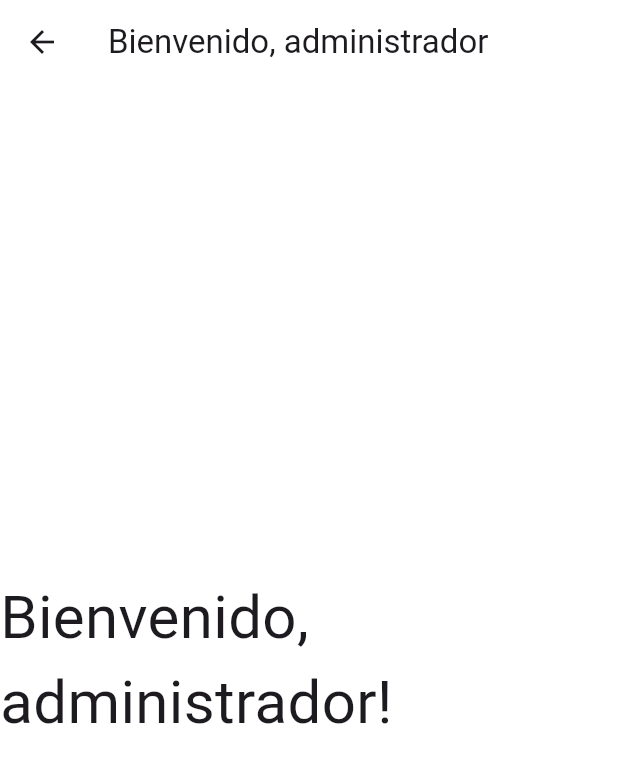
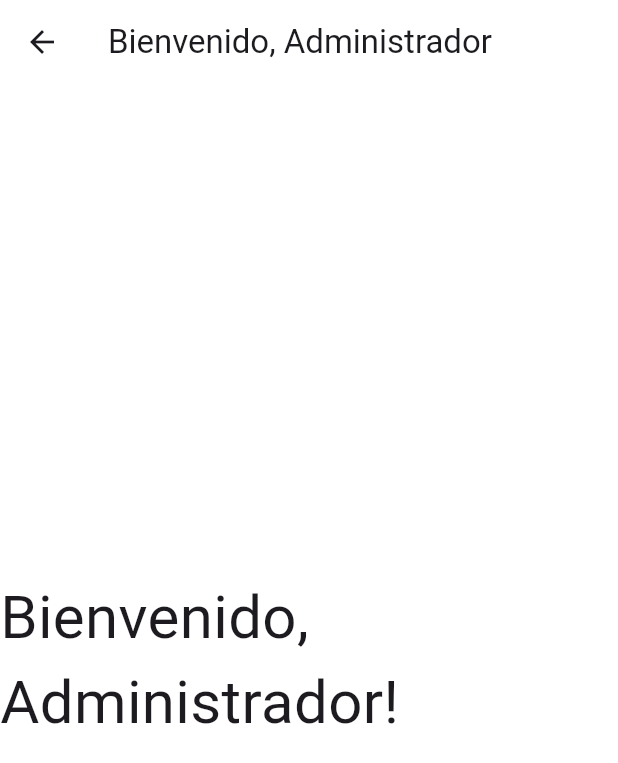
Before and after one commit to Tarerio/Tarerio-FRONT, a Flutter app: the PrincipalAdministrador screen opened directly, on a phone screen of 412 x 824 dp. Shown: the top 763 px of the screen. Run offline on Flutter 3.47's test engine with Material 3 defaults, Android fonts, the phone set to English and light mode, and no system bars.

```diff
--- a/lib/Models/inicioSesionAPI.dart
+++ b/lib/Models/inicioSesionAPI.dart
@@ -28,7 +28,7 @@ class InicioSesionAPI {
     }
   }
 
-  // Una petición POST para ver si un usuario se encuentra en la tabla profesor
+  // Una petición POST para ver si un usuario se encuentra en la tabla profesor.
   Future<Map<String, dynamic>> inicioSesionProfesor(String nickname, String contrasenia) async {
     String url = '$_baseUrl/usuarios/inicioSesionProfesor';
     final response = await http.post(Uri.parse(url), body: {
--- a/lib/Pages/principalAdministrador.dart
+++ b/lib/Pages/principalAdministrador.dart
@@ -10,11 +10,11 @@ class PrincipalAdministrador extends StatelessWidget {
 
     return Scaffold(
       appBar: AppBar(
-        title: Text('Bienvenido, administrador'),
+        title: Text('Bienvenido, Administrador'),
       ),
       body: Center(
         child: Text(
-          'Bienvenido, administrador!',
+          'Bienvenido, Administrador!',
           style: const TextStyle(fontSize: 40),
         ),
       ),
```
